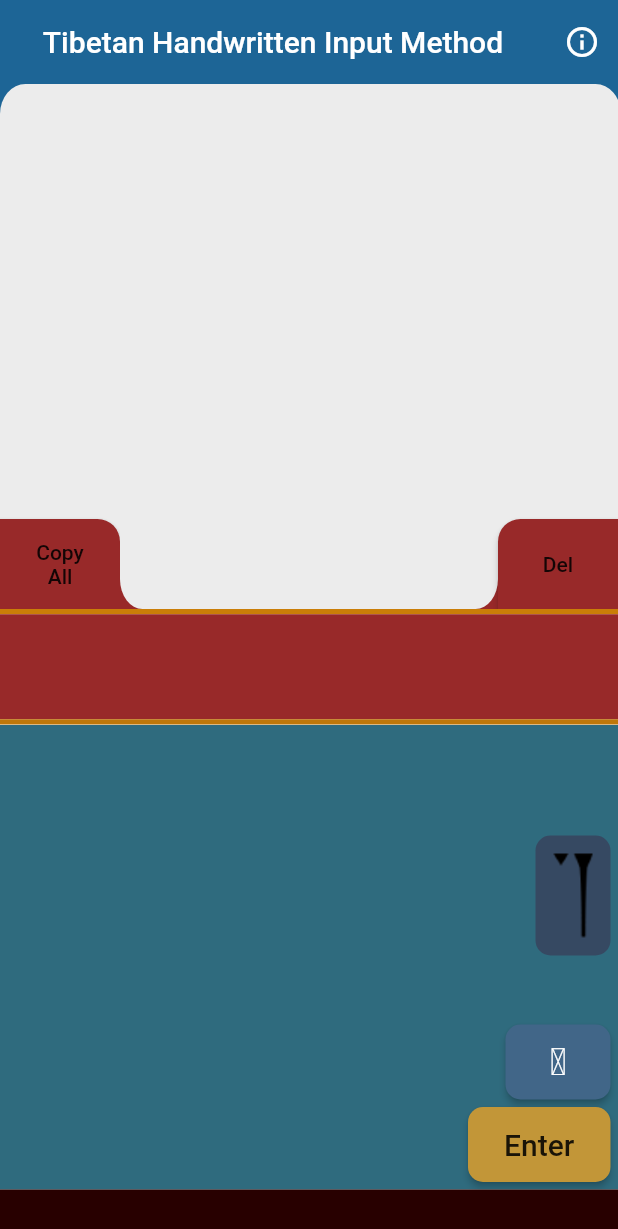
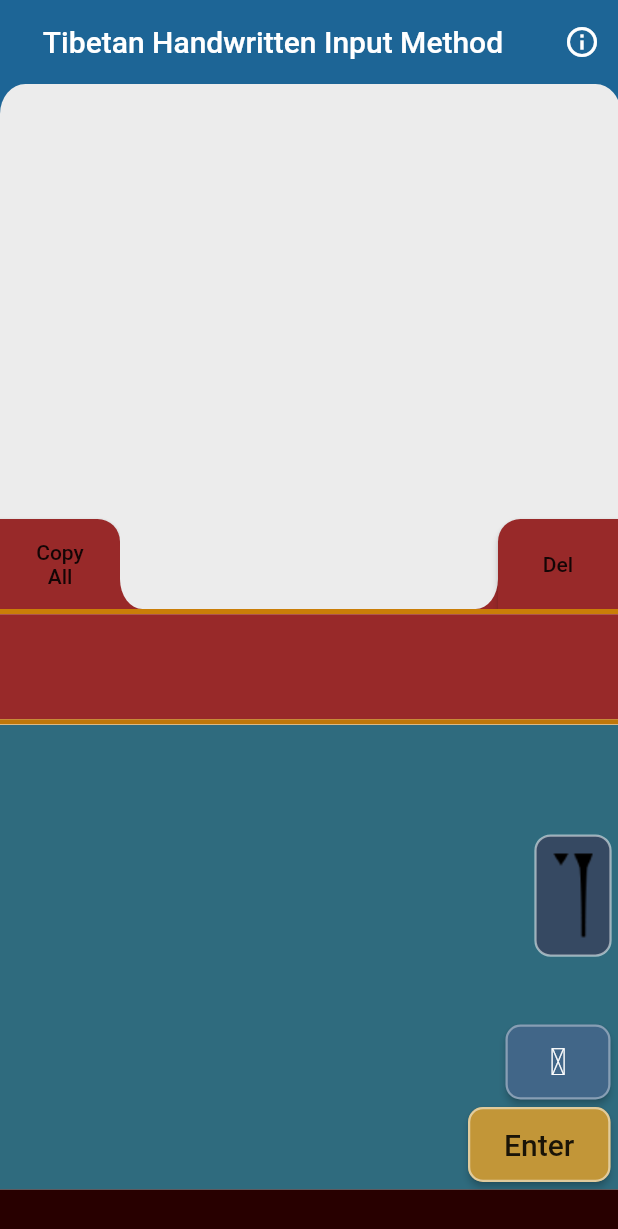
Before and after one commit to R-S-W/Write-Tibetan, a Flutter app: the screen it shows after launch, on a phone screen of 412 x 824 dp. Shown: the top 1229 px of the screen. Run offline on Flutter 3.47's test engine with Material 2 defaults, Android fonts, the phone set to English and light mode, and no system bars; missing offline and left inert: clipboard.

Commit message:
Add border to writing pad buttons

```diff
--- a/lib/app_body_files/bottom_right_buttons.dart
+++ b/lib/app_body_files/bottom_right_buttons.dart
@@ -119,6 +119,10 @@ class DeleteUndo extends StatelessWidget {
         color:kDeleteUndoButtonColor,
         shape: RoundedRectangleBorder(
           borderRadius: BorderRadius.all(Radius.circular(kRoundedButtonRadius)),
+          side:BorderSide(
+            color:Color(0x5EFFFFFF),
+            width:1.5
+          )
         ),
 
 
--- a/lib/app_body_files/writing_stack.dart
+++ b/lib/app_body_files/writing_stack.dart
@@ -154,6 +154,11 @@ class _WritingStackState extends State<WritingStack>{
                 },
                 shape: RoundedRectangleBorder(
                   borderRadius: BorderRadius.all(Radius.circular(kRoundedButtonRadius)),
+                  side:BorderSide(
+                    color: Color(0x80ffffff),
+                    width:1.5
+                  )
+
                 ),
                 color: kEnterButtonColor,
 
```
Also changed, not shown: lib/styling_files/custom_slider_thumb_rect.dart (+11 -3 lines).
